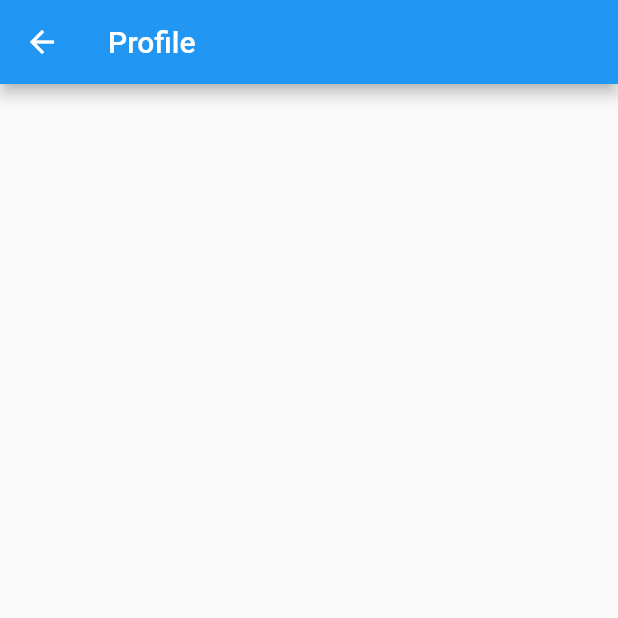
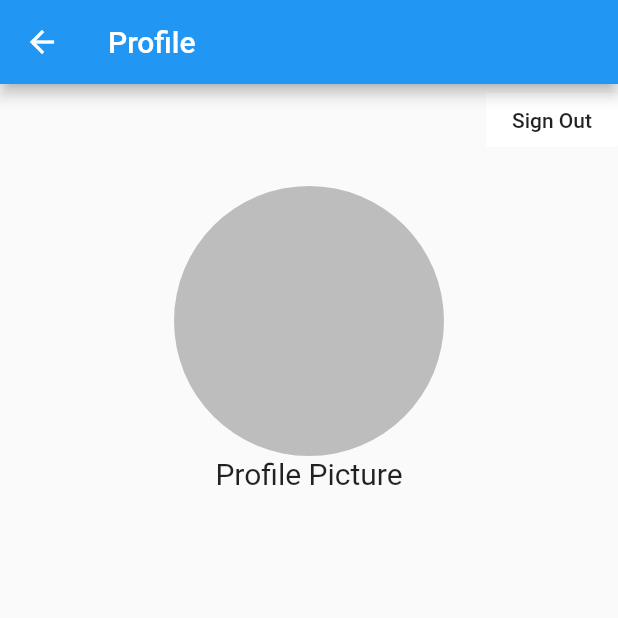
Before and after one commit to 0xV4L3NT1N3/rapidkl-eticketing, a Flutter app: the Profile screen opened directly, on a phone screen of 412 x 824 dp, the top half of it. Run offline on Flutter 3.47's test engine with Material 2 defaults, Android fonts, the phone set to English and light mode, and no system bars; our stand-ins replace cloud_firestore, firebase_auth, flutter_spinkit; accounts and stored records are empty.

Commit message:
Work on Profile Page

```diff
--- a/lib/Pages/Profile.dart
+++ b/lib/Pages/Profile.dart
@@ -1,4 +1,9 @@
 import 'package:flutter/material.dart';
+import 'package:rapidkl/Services/User.dart';
+import 'package:rapidkl/Services/services.dart';
+import 'package:rapidkl/Services/database.dart';
+import 'package:provider/provider.dart';
+
 
 class Profile extends StatefulWidget {
   @override
@@ -7,11 +12,64 @@ class Profile extends StatefulWidget {
 
 class _NewsState extends State<Profile> {
   @override
+
+  final AuthService _auth = AuthService();
+  final _formkey = GlobalKey<FormState>();
+
+
+  //variables for user details
+  String _currentname;
+  int _phonenumber;
+  int _age;
+
   Widget build(BuildContext context) {
+
+    final user = Provider.of<User>(context);
+
     return Scaffold(
       appBar: AppBar(
         title: Text('Profile'),
       ),
+      body : Column(
+        children: [
+          Align(
+            alignment: Alignment.topRight,
+            child: Container(
+              child: FlatButton(
+                color: Colors.white,
+                child: Text('Sign Out'),
+                onPressed: () async {
+                  await _auth.signOut();
+                },
+              ),
+            ),
+          ),
+          SizedBox(
+            height: 20.0,
+          ),
+          Row(
+            mainAxisAlignment: MainAxisAlignment.center,
+            children: [
+              CircleAvatar(
+                radius: 90.0,
+                backgroundColor: Colors.grey[400],
+                foregroundColor: Colors.grey[400],
+              )
+            ],
+          ),
+          Text('Profile Picture',style: TextStyle(fontSize: 20.0),),
+          SizedBox(height : 50.0),
+          StreamBuilder <UserData>(
+              stream: DatabaseService(uid: user.uid).userData,
+              builder: (context , snapshot) {
+                if (snapshot.hasData) {}
+
+                else {}
+              }
+          ),
+
+        ],
+      )
     );
   }
 }
--- a/lib/Services/database.dart
+++ b/lib/Services/database.dart
@@ -39,7 +39,7 @@ class DatabaseService {
     );
   }
 
-  Stream<List<Details>> get brews {
+  Stream<List<Details>> get user {
     return userCollection.snapshots().map(_listFRsnapshot);
   }
 
```
